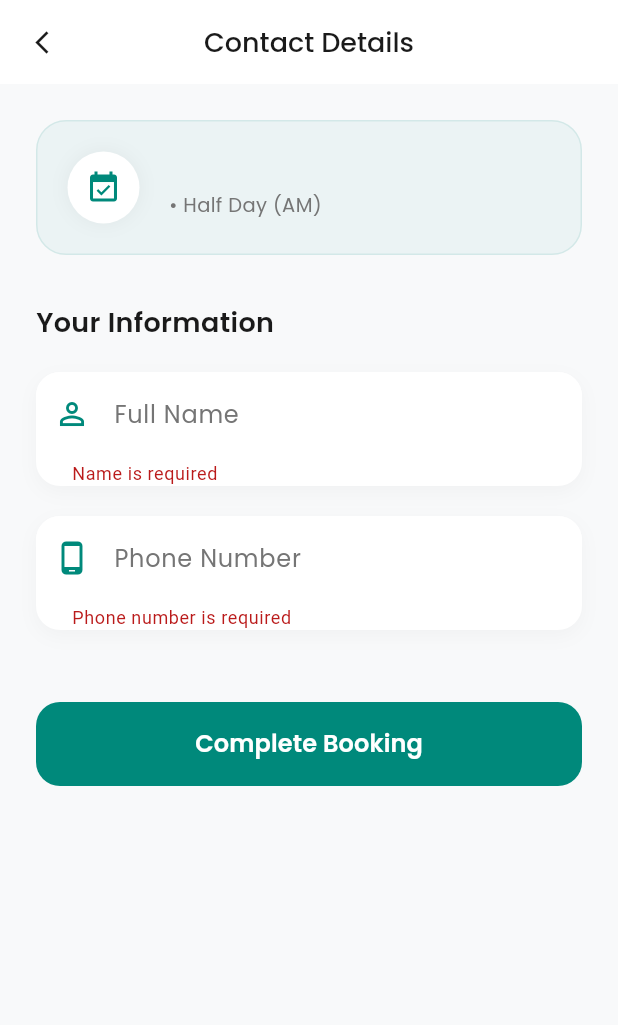
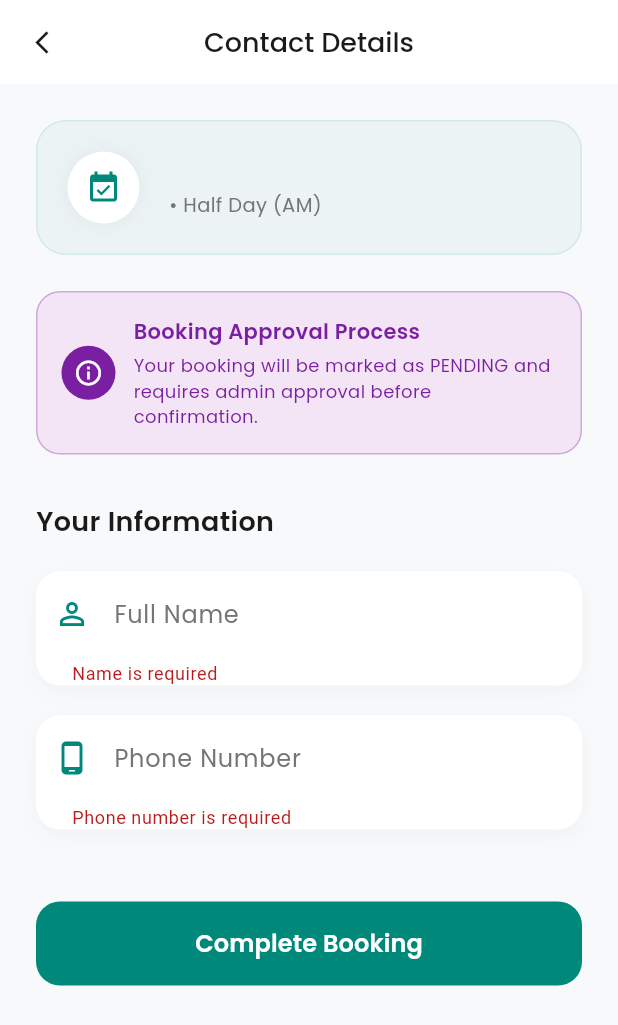
Before and after one commit to thisal2006/muc-digital, a Flutter app: the ContactDetailsScreen screen opened directly with empty values, after a tap on "Complete Booking", on a phone screen of 412 x 824 dp. Shown: the top 1025 px of the screen. Run offline on Flutter 3.47's test engine with Material 3 defaults, Android fonts, the phone set to English and light mode, and no system bars; our stand-ins replace animate_do, cloud_firestore, firebase_core, firebase_database, firebase_storage, geolocator and 5 more; missing offline and left inert: flutter_stripe; accounts and stored records are empty.

Commit message:
Update contact_details_screen.dart

```diff
--- a/lib/vehicleBooking/contact_details_screen.dart
+++ b/lib/vehicleBooking/contact_details_screen.dart
@@ -2,7 +2,7 @@ import 'package:flutter/material.dart';
 import 'package:google_fonts/google_fonts.dart';
 import 'package:animate_do/animate_do.dart';
 import 'vehicle_models.dart';
-import 'vehicle_service.dart';
+import 'booking_service.dart';
 import 'booking_success_screen.dart';
 
 class ContactDetailsScreen extends StatefulWidget {
@@ -24,7 +24,7 @@ class ContactDetailsScreen extends StatefulWidget {
 }
 
 class _ContactDetailsScreenState extends State<ContactDetailsScreen> {
-  final VehicleService _vehicleService = VehicleService();
+  final BookingService _bookingService = BookingService();
   final _formKey = GlobalKey<FormState>();
   final TextEditingController _nameController = TextEditingController();
   final TextEditingController _phoneController = TextEditingController();
@@ -42,7 +42,7 @@ class _ContactDetailsScreenState extends State<ContactDetailsScreen> {
 
     setState(() => _isSubmitting = true);
 
-    final success = await _vehicleService.createBooking(
+    final success = await _bookingService.createBooking(
       vehicleId: widget.vehicle.id,
       bookingType: widget.bookingType,
       startDate: widget.startDate,
@@ -61,7 +61,10 @@ class _ContactDetailsScreenState extends State<ContactDetailsScreen> {
       );
     } else {
       ScaffoldMessenger.of(context).showSnackBar(
-        const SnackBar(content: Text('Booking failed. Please try again.')),
+        const SnackBar(
+          content: Text('Booking failed. Please try again.'),
+          backgroundColor: Colors.red,
+        ),
       );
     }
   }
@@ -145,6 +148,61 @@ class _ContactDetailsScreenState extends State<ContactDetailsScreen> {
                               style: GoogleFonts.poppins(
                                 fontSize: 13,
                                 color: Colors.grey[600],
+                              ),
+                            ),
+                          ],
+                        ),
+                      ),
+                    ],
+                  ),
+                ),
+              ),
+              const SizedBox(height: 24),
+
+              // Pending booking info card
+              FadeInUp(
+                child: Container(
+                  padding: const EdgeInsets.all(16),
+                  decoration: BoxDecoration(
+                    color: const Color(0xFFF3E5F5), // Light purple matching PENDING color
+                    borderRadius: BorderRadius.circular(16),
+                    border: Border.all(
+                      color: const Color(0xFF7B1FA2).withOpacity(0.3), // Dark purple border
+                    ),
+                  ),
+                  child: Row(
+                    children: [
+                      Container(
+                        padding: const EdgeInsets.all(8),
+                        decoration: const BoxDecoration(
+                          color: Color(0xFF7B1FA2), // Dark purple
+                          shape: BoxShape.circle,
+                        ),
+                        child: const Icon(
+                          Icons.info_outline,
+                          color: Colors.white,
+                          size: 20,
+                        ),
+                      ),
+                      const SizedBox(width: 12),
+                      Expanded(
+                        child: Column(
+                          crossAxisAlignment: CrossAxisAlignment.start,
+                          children: [
+                            Text(
+                              'Booking Approval Process',
+                              style: GoogleFonts.poppins(
+                                fontSize: 14,
+                                fontWeight: FontWeight.w600,
+                                color: const Color(0xFF7B1FA2),
+                              ),
+                            ),
+                            const SizedBox(height: 4),
+                            Text(
+                              'Your booking will be marked as PENDING and requires admin approval before confirmation.',
+                              style: GoogleFonts.poppins(
+                                fontSize: 12,
+                                color: const Color(0xFF7B1FA2),
                               ),
                             ),
                           ],
```
